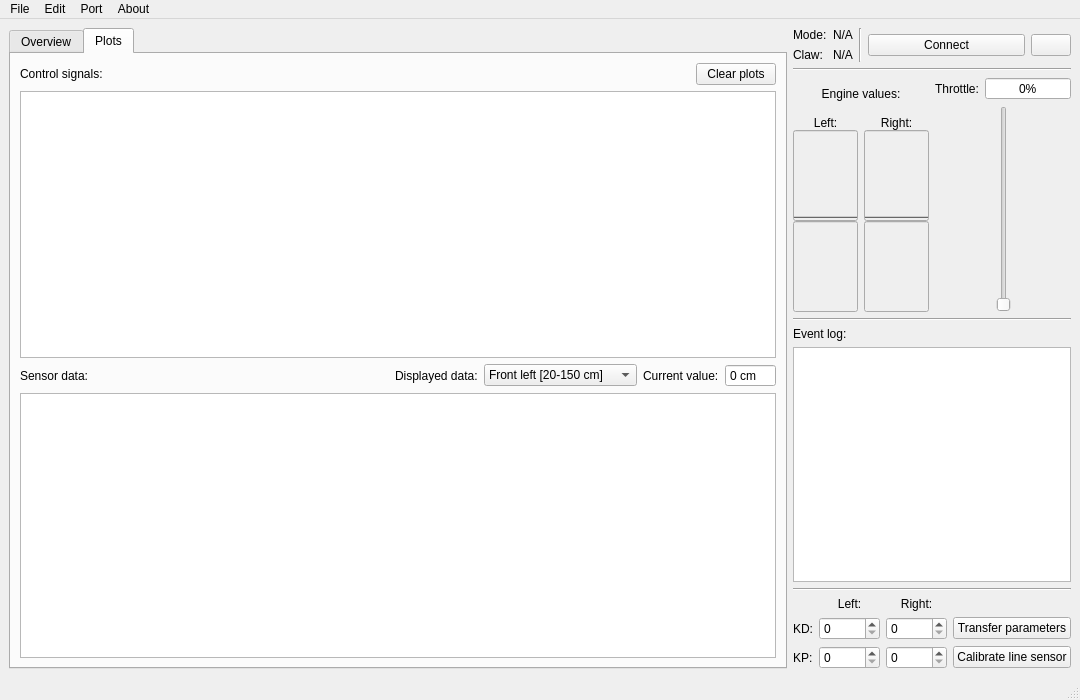
Qt form forms/mainwindow.ui (Flooten/mazetercontrol) before a commit.
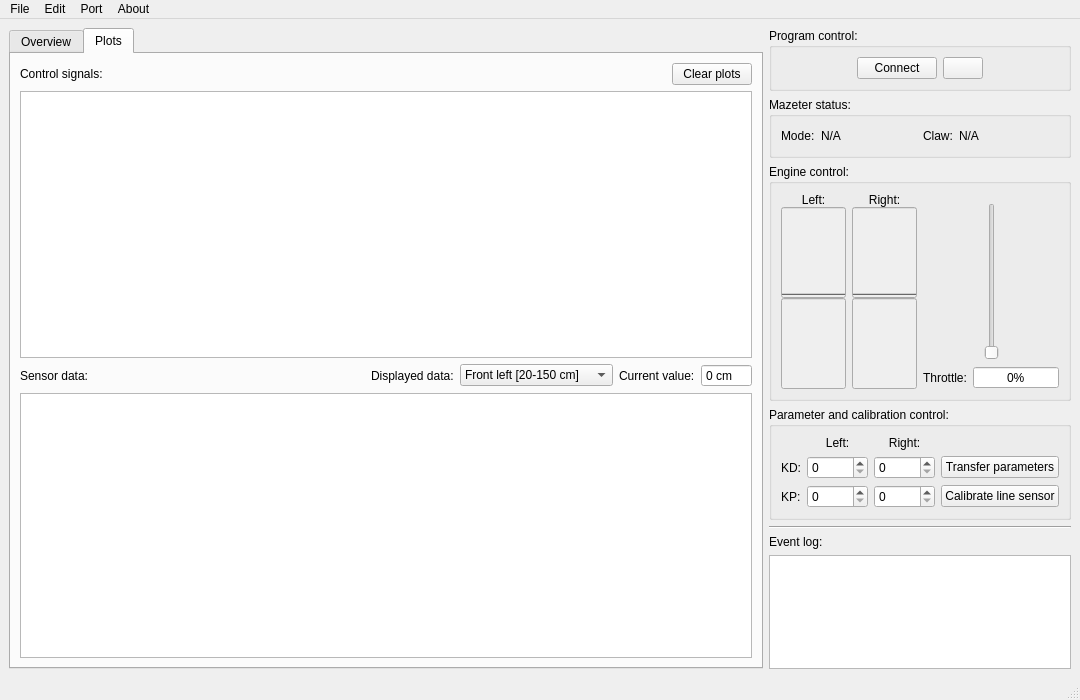
The same form after that commit. The open tabs and pages were chosen to show the change. Icons and pictures are not drawn.

```diff
--- a/forms/mainwindow.ui
+++ b/forms/mainwindow.ui
@@ -53,7 +53,7 @@
    <enum>QTabWidget::Rounded</enum>
   </property>
   <widget class="QWidget" name="centralwidget">
-   <layout class="QHBoxLayout" name="horizontalLayout_9">
+   <layout class="QHBoxLayout" name="horizontalLayout_12">
     <item>
      <widget class="QTabWidget" name="tabWidget">
       <property name="sizePolicy">
@@ -281,36 +281,114 @@
      </widget>
     </item>
     <item>
-     <layout class="QVBoxLayout" name="verticalLayout_8">
+     <layout class="QVBoxLayout" name="verticalLayout_9">
+      <item>
+       <widget class="QGroupBox" name="groupBox_4">
+        <property name="title">
+         <string>Program control:</string>
+        </property>
+        <layout class="QHBoxLayout" name="horizontalLayout_11">
+         <item>
+          <spacer name="horizontalSpacer_5">
+           <property name="orientation">
+            <enum>Qt::Horizontal</enum>
+           </property>
+           <property name="sizeHint" stdset="0">
+            <size>
+             <width>40</width>
+             <height>20</height>
+            </size>
+           </property>
+          </spacer>
+         </item>
+         <item>
+          <widget class="QPushButton" name="pushButton_toggle_connection">
+           <property name="sizePolicy">
+            <sizepolicy hsizetype="Expanding" vsizetype="Fixed">
+             <horstretch>0</horstretch>
+             <verstretch>0</verstretch>
+            </sizepolicy>
+           </property>
+           <property name="text">
+            <string>Connect</string>
+           </property>
+           <property name="icon">
+            <iconset resource="../resources.qrc">
+             <normaloff>:/icons/resources/start.ico</normaloff>:/icons/resources/start.ico</iconset>
+           </property>
+          </widget>
+         </item>
+         <item>
+          <widget class="QPushButton" name="pushButton_abort">
+           <property name="text">
+            <string/>
+           </property>
+           <property name="icon">
+            <iconset resource="../resources.qrc">
+             <normaloff>:/icons/resources/exit.ico</normaloff>:/icons/resources/exit.ico</iconset>
+           </property>
+          </widget>
+         </item>
+         <item>
+          <spacer name="horizontalSpacer_8">
+           <property name="orientation">
+            <enum>Qt::Horizontal</enum>
+           </property>
+           <property name="sizeHint" stdset="0">
+            <size>
+             <width>40</width>
+             <height>20</height>
+            </size>
+           </property>
+          </spacer>
+         </item>
+        </layout>
+       </widget>
+      </item>
+      <item>
+       <widget class="QGroupBox" name="groupBox_3">
+        <property name="title">
+         <string>Mazeter status:</string>
+        </property>
+        <layout class="QHBoxLayout" name="horizontalLayout_10">
       <item>
        <layout class="QHBoxLayout" name="horizontalLayout_4">
-        <property name="spacing">
-         <number>6</number>
-        </property>
         <item>
-         <layout class="QFormLayout" name="formLayout">
-          <property name="fieldGrowthPolicy">
-           <enum>QFormLayout::AllNonFixedFieldsGrow</enum>
-          </property>
-          <item row="0" column="0">
            <widget class="QLabel" name="label_mode">
             <property name="text">
              <string>Mode:</string>
             </property>
            </widget>
           </item>
-          <item row="0" column="1">
+           <item>
            <widget class="QLabel" name="label_mode_status">
             <property name="text">
              <string>N/A</string>
             </property>
            </widget>
           </item>
-          <item row="1" column="0">
+           <item>
+            <spacer name="horizontalSpacer_6">
+             <property name="orientation">
+              <enum>Qt::Horizontal</enum>
+             </property>
+             <property name="sizeHint" stdset="0">
+              <size>
+               <width>40</width>
+               <height>20</height>
+              </size>
+             </property>
+            </spacer>
+           </item>
+          </layout>
+         </item>
+         <item>
+          <layout class="QHBoxLayout" name="horizontalLayout_9">
+           <item>
            <widget class="QLabel" name="label_claw">
             <property name="sizePolicy">
              <sizepolicy hsizetype="Preferred" vsizetype="Preferred">
-              <horstretch>3</horstretch>
+               <horstretch>0</horstretch>
               <verstretch>0</verstretch>
              </sizepolicy>
             </property>
@@ -319,74 +397,38 @@
             </property>
            </widget>
           </item>
-          <item row="1" column="1">
+           <item>
            <widget class="QLabel" name="label_claw_status">
             <property name="text">
              <string>N/A</string>
             </property>
            </widget>
           </item>
-         </layout>
-        </item>
         <item>
-         <widget class="Line" name="line_4">
-          <property name="orientation">
-           <enum>Qt::Vertical</enum>
-          </property>
-         </widget>
-        </item>
-        <item>
-         <widget class="QPushButton" name="pushButton_toggle_connection">
-          <property name="sizePolicy">
-           <sizepolicy hsizetype="Expanding" vsizetype="Fixed">
-            <horstretch>0</horstretch>
-            <verstretch>0</verstretch>
-           </sizepolicy>
-          </property>
-          <property name="text">
-           <string>Connect</string>
-          </property>
-          <property name="icon">
-           <iconset resource="../resources.qrc">
-            <normaloff>:/icons/resources/start.ico</normaloff>:/icons/resources/start.ico</iconset>
-          </property>
-         </widget>
-        </item>
-        <item>
-         <widget class="QPushButton" name="pushButton_abort">
-          <property name="text">
-           <string/>
-          </property>
-          <property name="icon">
-           <iconset resource="../resources.qrc">
-            <normaloff>:/icons/resources/exit.ico</normaloff>:/icons/resources/exit.ico</iconset>
-          </property>
-         </widget>
-        </item>
-       </layout>
-      </item>
-      <item>
-       <widget class="Line" name="line_3">
+            <spacer name="horizontalSpacer_7">
         <property name="orientation">
          <enum>Qt::Horizontal</enum>
         </property>
+             <property name="sizeHint" stdset="0">
+              <size>
+               <width>40</width>
+               <height>20</height>
+              </size>
+             </property>
+            </spacer>
+           </item>
+          </layout>
+         </item>
+        </layout>
        </widget>
       </item>
       <item>
+       <widget class="QGroupBox" name="groupBox">
+        <property name="title">
+         <string>Engine control:</string>
+        </property>
        <layout class="QHBoxLayout" name="horizontalLayout_5">
         <item>
-         <layout class="QVBoxLayout" name="verticalLayout_4">
-          <item>
-           <widget class="QLabel" name="label_6">
-            <property name="text">
-             <string>Engine values:</string>
-            </property>
-            <property name="alignment">
-             <set>Qt::AlignCenter</set>
-            </property>
-           </widget>
-          </item>
-          <item>
            <layout class="QHBoxLayout" name="horizontalLayout_2">
             <item>
              <layout class="QVBoxLayout" name="verticalLayout_2">
@@ -542,10 +584,70 @@
             </item>
            </layout>
           </item>
-         </layout>
-        </item>
         <item>
          <layout class="QVBoxLayout" name="verticalLayout">
+           <item>
+            <spacer name="verticalSpacer">
+             <property name="orientation">
+              <enum>Qt::Vertical</enum>
+             </property>
+             <property name="sizeType">
+              <enum>QSizePolicy::Fixed</enum>
+             </property>
+             <property name="sizeHint" stdset="0">
+              <size>
+               <width>20</width>
+               <height>10</height>
+              </size>
+             </property>
+            </spacer>
+           </item>
+           <item>
+            <layout class="QHBoxLayout" name="horizontalLayout_3">
+             <item>
+              <spacer name="horizontalSpacer">
+               <property name="orientation">
+                <enum>Qt::Horizontal</enum>
+               </property>
+               <property name="sizeHint" stdset="0">
+                <size>
+                 <width>40</width>
+                 <height>20</height>
+                </size>
+               </property>
+              </spacer>
+             </item>
+             <item>
+              <widget class="QSlider" name="verticalSlider_throttle">
+               <property name="sizePolicy">
+                <sizepolicy hsizetype="Fixed" vsizetype="Expanding">
+                 <horstretch>0</horstretch>
+                 <verstretch>1</verstretch>
+                </sizepolicy>
+               </property>
+               <property name="maximum">
+                <number>100</number>
+               </property>
+               <property name="orientation">
+                <enum>Qt::Vertical</enum>
+               </property>
+              </widget>
+             </item>
+             <item>
+              <spacer name="horizontalSpacer_2">
+               <property name="orientation">
+                <enum>Qt::Horizontal</enum>
+               </property>
+               <property name="sizeHint" stdset="0">
+                <size>
+                 <width>40</width>
+                 <height>20</height>
+                </size>
+               </property>
+              </spacer>
+             </item>
+            </layout>
+           </item>
           <item>
            <layout class="QHBoxLayout" name="horizontalLayout">
             <item>
@@ -562,7 +664,7 @@
              <widget class="QSpinBox" name="spinBox_throttle">
               <property name="sizePolicy">
                <sizepolicy hsizetype="Minimum" vsizetype="Fixed">
-                <horstretch>1</horstretch>
+                 <horstretch>2</horstretch>
                 <verstretch>0</verstretch>
                </sizepolicy>
               </property>
@@ -585,96 +687,17 @@
             </item>
            </layout>
           </item>
-          <item>
-           <layout class="QHBoxLayout" name="horizontalLayout_3">
-            <item>
-             <spacer name="horizontalSpacer">
-              <property name="orientation">
-               <enum>Qt::Horizontal</enum>
-              </property>
-              <property name="sizeHint" stdset="0">
-               <size>
-                <width>50</width>
-                <height>20</height>
-               </size>
-              </property>
-             </spacer>
-            </item>
-            <item>
-             <widget class="QSlider" name="verticalSlider_throttle">
-              <property name="maximum">
-               <number>100</number>
-              </property>
-              <property name="orientation">
-               <enum>Qt::Vertical</enum>
-              </property>
-             </widget>
-            </item>
-            <item>
-             <spacer name="horizontalSpacer_2">
-              <property name="orientation">
-               <enum>Qt::Horizontal</enum>
-              </property>
-              <property name="sizeHint" stdset="0">
-               <size>
-                <width>40</width>
-                <height>20</height>
-               </size>
-              </property>
-             </spacer>
-            </item>
            </layout>
           </item>
          </layout>
-        </item>
-       </layout>
-      </item>
-      <item>
-       <widget class="Line" name="line">
-        <property name="orientation">
-         <enum>Qt::Horizontal</enum>
-        </property>
        </widget>
       </item>
       <item>
-       <widget class="QLabel" name="label_event_log">
-        <property name="text">
-         <string>Event log:</string>
+       <widget class="QGroupBox" name="groupBox_2">
+        <property name="title">
+         <string>Parameter and calibration control:</string>
         </property>
-       </widget>
-      </item>
-      <item>
-       <widget class="QTextEdit" name="textEdit_log">
-        <property name="sizePolicy">
-         <sizepolicy hsizetype="Expanding" vsizetype="Expanding">
-          <horstretch>0</horstretch>
-          <verstretch>0</verstretch>
-         </sizepolicy>
-        </property>
-        <property name="focusPolicy">
-         <enum>Qt::NoFocus</enum>
-        </property>
-        <property name="styleSheet">
-         <string notr="true">/*QTextEdit {
-font: 8pt &quot;Consolas&quot;;
-background-color: rgb(0, 0, 0);
-color: rgb(255, 255, 255);
-selection-color: rgb(0, 0, 0);
-selection-background-color: rgb(255, 255, 255);
-}*/</string>
-        </property>
-        <property name="readOnly">
-         <bool>true</bool>
-        </property>
-       </widget>
-      </item>
-      <item>
-       <widget class="Line" name="line_2">
-        <property name="orientation">
-         <enum>Qt::Horizontal</enum>
-        </property>
-       </widget>
-      </item>
+        <layout class="QVBoxLayout" name="verticalLayout_8">
       <item>
        <layout class="QGridLayout" name="gridLayout" columnstretch="0,0,0,0">
         <item row="1" column="0">
@@ -804,6 +827,52 @@
           </property>
           <property name="maximum">
            <number>65536</number>
+             </property>
+            </widget>
+           </item>
+          </layout>
+         </item>
+        </layout>
+       </widget>
+      </item>
+      <item>
+       <widget class="Line" name="line">
+        <property name="orientation">
+         <enum>Qt::Horizontal</enum>
+        </property>
+       </widget>
+      </item>
+      <item>
+       <layout class="QVBoxLayout" name="verticalLayout_4">
+        <item>
+         <widget class="QLabel" name="label_event_log">
+          <property name="text">
+           <string>Event log:</string>
+          </property>
+         </widget>
+        </item>
+        <item>
+         <widget class="QTextEdit" name="textEdit_log">
+          <property name="sizePolicy">
+           <sizepolicy hsizetype="Expanding" vsizetype="Expanding">
+            <horstretch>0</horstretch>
+            <verstretch>0</verstretch>
+           </sizepolicy>
+          </property>
+          <property name="focusPolicy">
+           <enum>Qt::NoFocus</enum>
+          </property>
+          <property name="styleSheet">
+           <string notr="true">/*QTextEdit {
+font: 8pt &quot;Consolas&quot;;
+background-color: rgb(0, 0, 0);
+color: rgb(255, 255, 255);
+selection-color: rgb(0, 0, 0);
+selection-background-color: rgb(255, 255, 255);
+}*/</string>
+          </property>
+          <property name="readOnly">
+           <bool>true</bool>
           </property>
          </widget>
         </item>
```
Left out of the diff: 2 changed lines with no effect on the pictures. Lines whose indentation alone changed are shown as unchanged.
